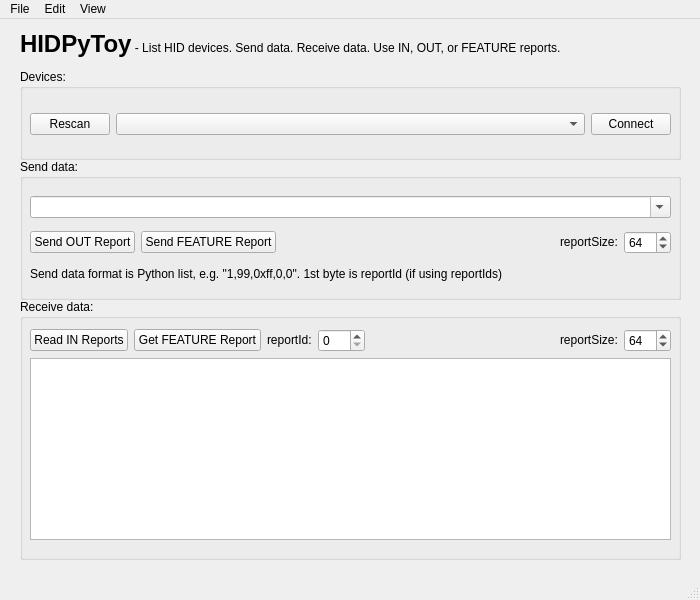
The window that src/main/python/HIDToyWindow.ui (todbot/hidpytoy) describes before a commit, drawn with Qt 5.
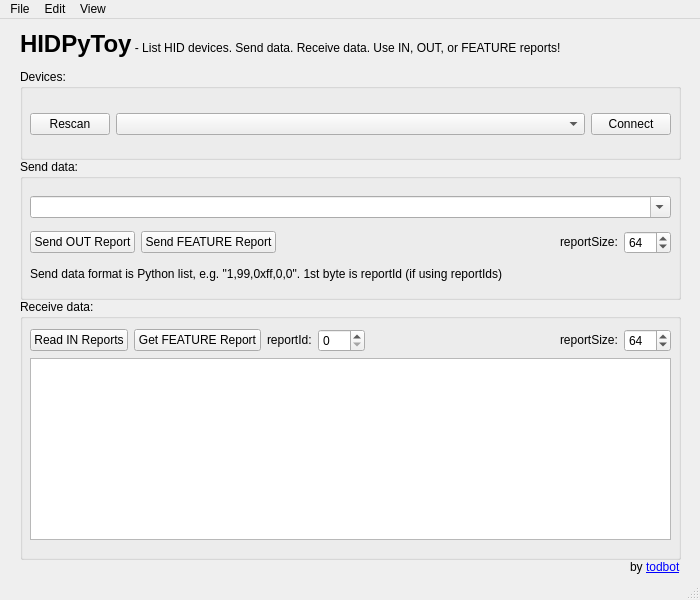
The same window after the commit.

The edit to the form file:
```diff
--- a/src/main/python/HIDToyWindow.ui
+++ b/src/main/python/HIDToyWindow.ui
@@ -10,6 +10,18 @@
     <height>600</height>
    </rect>
   </property>
+  <property name="minimumSize">
+   <size>
+    <width>700</width>
+    <height>600</height>
+   </size>
+  </property>
+  <property name="maximumSize">
+   <size>
+    <width>700</width>
+    <height>600</height>
+   </size>
+  </property>
   <property name="windowTitle">
    <string>HIDToy</string>
   </property>
@@ -333,7 +345,7 @@
      <rect>
       <x>20</x>
       <y>10</y>
-      <width>651</width>
+      <width>591</width>
       <height>31</height>
      </rect>
     </property>
@@ -344,7 +356,23 @@
      </sizepolicy>
     </property>
     <property name="text">
-     <string>&lt;html&gt;&lt;head/&gt;&lt;body&gt;&lt;p&gt;&lt;span style=&quot; font-size:18pt; font-weight:600;&quot;&gt;HIDPyToy&lt;/span&gt; - List HID devices. Send data. Receive data. Use IN, OUT, or FEATURE reports.&lt;/p&gt;&lt;/body&gt;&lt;/html&gt;</string>
+     <string>&lt;html&gt;&lt;head/&gt;&lt;body&gt;&lt;p&gt;&lt;span style=&quot; font-size:18pt; font-weight:600;&quot;&gt;HIDPyToy&lt;/span&gt; - List HID devices. Send data. Receive data. Use IN, OUT, or FEATURE reports!&lt;/p&gt;&lt;/body&gt;&lt;/html&gt;</string>
+    </property>
+   </widget>
+   <widget class="QLabel" name="attribution">
+    <property name="geometry">
+     <rect>
+      <x>630</x>
+      <y>540</y>
+      <width>60</width>
+      <height>16</height>
+     </rect>
+    </property>
+    <property name="text">
+     <string>&lt;html&gt;&lt;head/&gt;&lt;body&gt;&lt;p&gt;by &lt;a href=&quot;https://github.com/todbot/hidpytoy/&quot;&gt;&lt;span style=&quot; text-decoration: underline; color:#0000ff;&quot;&gt;todbot&lt;/span&gt;&lt;/a&gt;&lt;/p&gt;&lt;/body&gt;&lt;/html&gt;</string>
+    </property>
+    <property name="openExternalLinks">
+     <bool>true</bool>
     </property>
    </widget>
   </widget>
```
